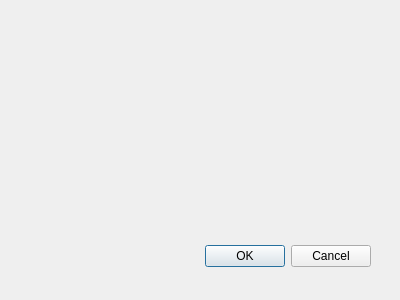
Before: the Qt Designer form src/receivefiledialog.ui in zuzuf/qtchat, drawn with Qt 5.
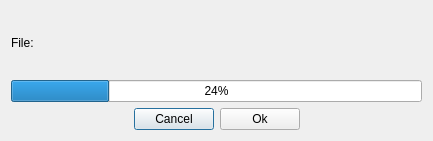
After: the same form once the commit is applied.

Commit message: * improved history layout in ChatRoom * new UserList used in MainWindow * messaging protocol updated to support file transfer * file transfer dialogs updated

The edit to the form file:
```diff
--- a/src/receivefiledialog.ui
+++ b/src/receivefiledialog.ui
@@ -8,29 +8,84 @@
    <rect>
     <x>0</x>
     <y>0</y>
-    <width>400</width>
-    <height>300</height>
+    <width>433</width>
+    <height>141</height>
    </rect>
   </property>
   <property name="windowTitle">
    <string>Dialog</string>
   </property>
-  <widget name="buttonBox" class="QDialogButtonBox">
-   <property name="geometry">
-    <rect>
-     <x>30</x>
-     <y>240</y>
-     <width>341</width>
-     <height>32</height>
-    </rect>
-   </property>
-   <property name="orientation">
-    <enum>Qt::Horizontal</enum>
-   </property>
-   <property name="standardButtons">
-    <set>QDialogButtonBox::Cancel|QDialogButtonBox::Ok</set>
-   </property>
-  </widget>
+  <layout class="QVBoxLayout" name="verticalLayout">
+   <item>
+    <layout class="QHBoxLayout" name="horizontalLayout">
+     <item>
+      <widget class="QLabel" name="label">
+       <property name="text">
+        <string>File:</string>
+       </property>
+      </widget>
+     </item>
+     <item>
+      <widget class="QLabel" name="lblFilename">
+       <property name="text">
+        <string/>
+       </property>
+      </widget>
+     </item>
+    </layout>
+   </item>
+   <item>
+    <widget class="QProgressBar" name="pbTransfer">
+     <property name="value">
+      <number>24</number>
+     </property>
+    </widget>
+   </item>
+   <item>
+    <layout class="QHBoxLayout" name="horizontalLayout_2">
+     <item>
+      <spacer name="horizontalSpacer">
+       <property name="orientation">
+        <enum>Qt::Horizontal</enum>
+       </property>
+       <property name="sizeHint" stdset="0">
+        <size>
+         <width>40</width>
+         <height>20</height>
+        </size>
+       </property>
+      </spacer>
+     </item>
+     <item>
+      <widget class="QPushButton" name="pbCancel">
+       <property name="text">
+        <string>Cancel</string>
+       </property>
+      </widget>
+     </item>
+     <item>
+      <widget class="QPushButton" name="pbOk">
+       <property name="text">
+        <string>Ok</string>
+       </property>
+      </widget>
+     </item>
+     <item>
+      <spacer name="horizontalSpacer_2">
+       <property name="orientation">
+        <enum>Qt::Horizontal</enum>
+       </property>
+       <property name="sizeHint" stdset="0">
+        <size>
+         <width>40</width>
+         <height>20</height>
+        </size>
+       </property>
+      </spacer>
+     </item>
+    </layout>
+   </item>
+  </layout>
  </widget>
  <pixmapfunction/>
  <resources/>
```
Left out of the diff: 42 changed lines with no effect on the pictures. The commit also changes 14 other files.
